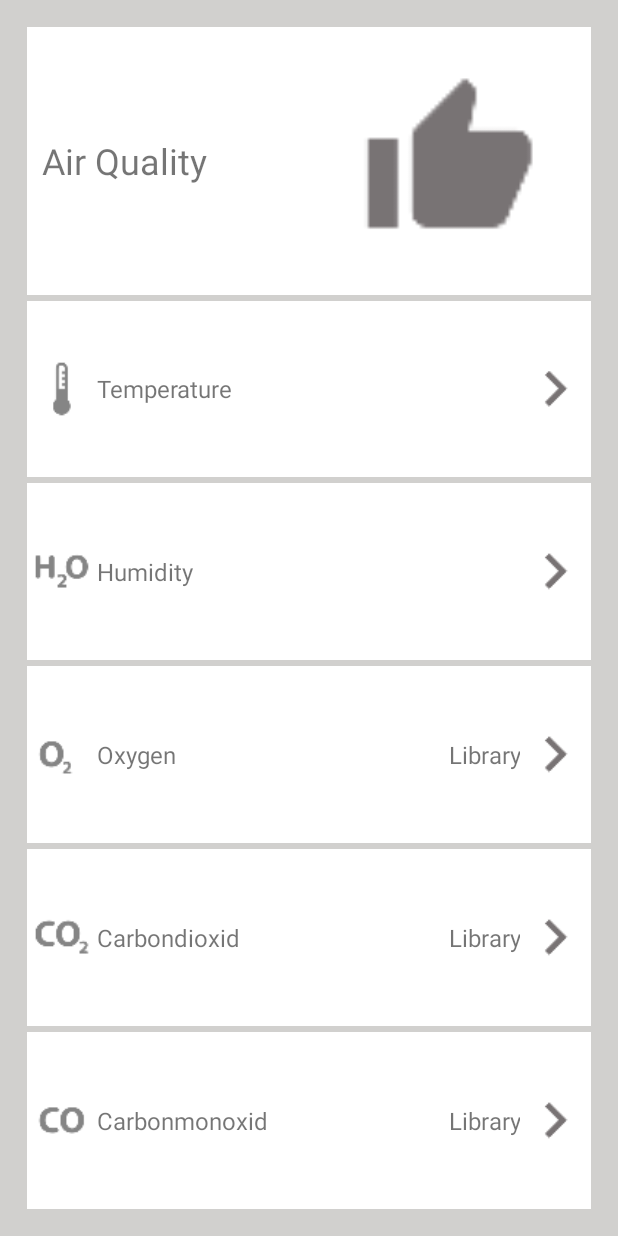
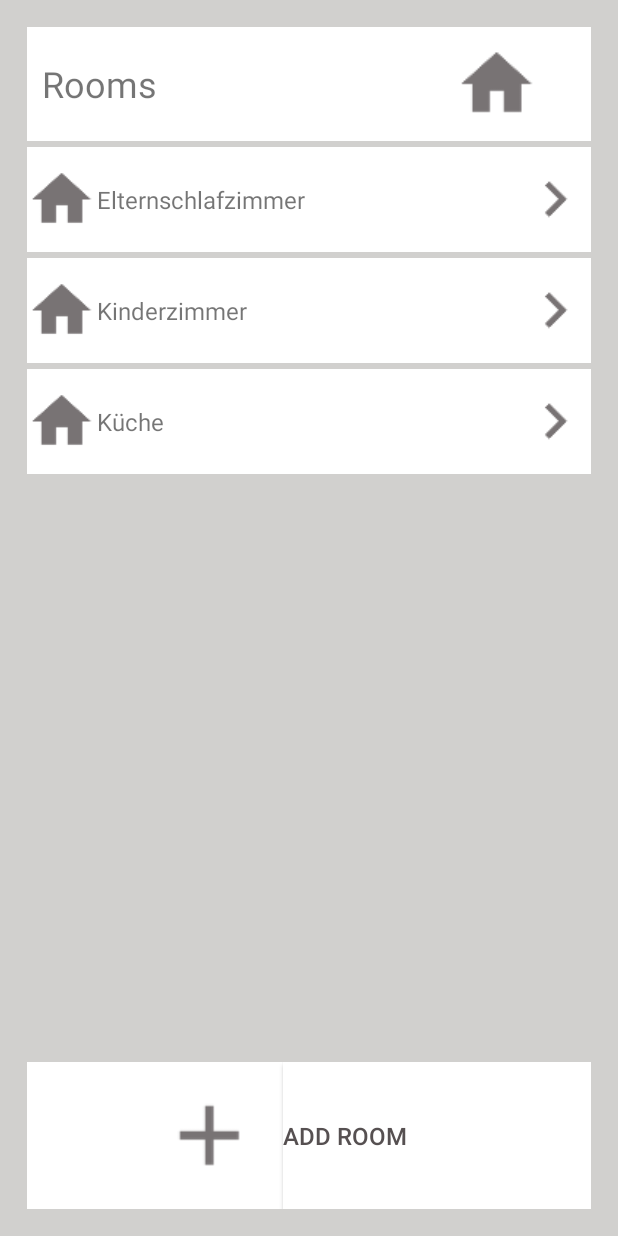
Before and after one commit to Louuiissaa/safeandsound, an Android app: the Room screen opened directly, with no data from a screen before it, on a phone screen of 412 x 824 dp. Run offline under Robolectric (Android 15) with nearby library versions, the phone set to English and light mode, and no system bars.

Commit message:
Rooms ohne Logik hinzugefügt

```diff
--- a/app/src/main/java/com/safeandsound/app/safeandsound/MainActivity.java
+++ b/app/src/main/java/com/safeandsound/app/safeandsound/MainActivity.java
@@ -42,6 +42,11 @@ public class MainActivity extends AppCompatActivity {
         startActivity(i);
     }
 
+    public void openRoomActivity(View view) {
+        Intent i = new Intent(MainActivity.this, Room.class);
+        startActivity(i);
+    }
+
     private void logout() {
         session.setLogin(false);
         // Zur LogIn Activity zurück zeigen
--- a/app/src/main/java/com/safeandsound/app/safeandsound/Room.java
+++ b/app/src/main/java/com/safeandsound/app/safeandsound/Room.java
@@ -13,6 +13,6 @@ public class Room extends FragmentActivity {
     @Override
     public void onCreate(Bundle savedInstanceState) {
         super.onCreate(savedInstanceState);
-        setContentView(R.layout.air_quality);
+        setContentView(R.layout.room);
     }
 }
--- a/app/src/main/res/layout/activity_main.xml
+++ b/app/src/main/res/layout/activity_main.xml
@@ -165,7 +165,7 @@
                     android:background="@color/white"
                     android:paddingTop="30dp"
                     android:scaleType="fitCenter"
-                    android:onClick="openLogInActivity"/>
+                    android:onClick="openRoomActivity"/>
                 <TextView
                     android:layout_width="match_parent"
                     android:layout_height="0dip"
@@ -176,7 +176,7 @@
                     android:gravity="top|center_horizontal"
                     android:text="@string/rooms"
                     android:textAlignment="gravity"
-                    android:onClick="openLogInActivity"/>
+                    android:onClick="openRoomActivity"/>
             </LinearLayout>
             <LinearLayout
                 android:layout_width="0dip"
--- /dev/null
+++ b/app/src/main/res/layout/room.xml
@@ -0,0 +1,196 @@
+<?xml version="1.0" encoding="utf-8"?>
+<RelativeLayout xmlns:android="http://schemas.android.com/apk/res/android"
+    xmlns:app="http://schemas.android.com/apk/res-auto"
+    xmlns:tools="http://schemas.android.com/tools"
+    android:id="@+id/activity_main"
+    android:layout_width="match_parent"
+    android:layout_height="match_parent"
+    android:paddingBottom="@dimen/activity_vertical_margin"
+    android:paddingLeft="@dimen/activity_horizontal_margin"
+    android:paddingRight="@dimen/activity_horizontal_margin"
+    android:paddingTop="@dimen/activity_vertical_margin"
+    android:background="@color/background_grey"
+    tools:context="com.safeandsound.app.safeandsound.Room">
+
+    <LinearLayout
+        android:orientation="vertical"
+        android:layout_width="match_parent"
+        android:layout_height="match_parent"
+        android:id="@+id/windowFirstLayout"
+        android:background="@color/background_grey"
+        android:isScrollContainer="true"
+        android:layout_alignParentTop="true"
+        android:layout_alignParentStart="true">
+
+        <LinearLayout
+            android:orientation="horizontal"
+            android:layout_width="match_parent"
+            android:layout_height="80dp">
+            <LinearLayout
+                android:orientation="horizontal"
+                android:layout_height="match_parent"
+                android:layout_width="0dip"
+                android:layout_weight="1"
+                android:layout_margin="2dp">
+
+                <TextView
+                    android:layout_width="0dip"
+                    android:layout_height="match_parent"
+                    android:layout_weight="2"
+                    android:background="@color/white"
+                    android:textSize="24sp"
+                    android:gravity="center_vertical|left"
+                    android:paddingLeft="10dip"
+                    android:text="@string/rooms"
+                    android:textAlignment="gravity" />
+                <ImageButton
+                    android:id="@+id/cameraButton"
+                    android:layout_width="0dip"
+                    android:layout_height="match_parent"
+                    android:layout_weight="1"
+                    android:src="@drawable/ic_house"
+                    android:padding="10dp"
+                    android:background="@color/white"
+                    android:scaleType="fitCenter" />
+            </LinearLayout>
+        </LinearLayout>
+
+        <ScrollView
+            android:layout_width="match_parent"
+            android:layout_height="0dip"
+            android:layout_weight="6"
+            android:fillViewport="true"
+            android:orientation="vertical" >
+            <LinearLayout
+                android:orientation="vertical"
+                android:layout_width="match_parent"
+                android:layout_height="0dip"
+                android:layout_weight="5"
+                android:id="@+id/windowButtonLayout">
+
+                <LinearLayout
+                    android:layout_width="match_parent"
+                    android:layout_height="70dip"
+                    android:orientation="horizontal"
+                    android:layout_margin="2dp">
+                    <ImageView
+                        android:layout_width="0dip"
+                        android:layout_height="match_parent"
+                        android:layout_weight="1"
+                        android:background="@color/white"
+                        android:src="@drawable/ic_house"/>
+                    <TextView
+                        android:layout_width="0dip"
+                        android:layout_height="match_parent"
+                        android:layout_weight="6"
+                        android:id="@+id/oxygenText"
+                        android:background="@color/white"
+                        android:textSize="16dip"
+                        android:gravity="center_vertical|left"
+                        android:text="Elternschlafzimmer"
+                        android:textAlignment="gravity" />
+                    <ImageView
+                        android:layout_width="0dip"
+                        android:layout_height="match_parent"
+                        android:layout_weight="1"
+                        android:src="@drawable/ic_next_page"
+                        android:background="@color/white"/>
+                </LinearLayout>
+                <LinearLayout
+                    android:layout_width="match_parent"
+                    android:layout_height="70dip"
+                    android:orientation="horizontal"
+                    android:layout_margin="2dp">
+                    <ImageView
+                        android:layout_width="0dip"
+                        android:layout_height="match_parent"
+                        android:layout_weight="1"
+                        android:background="@color/white"
+                        android:src="@drawable/ic_house"/>
+                    <TextView
+                        android:layout_width="0dip"
+                        android:layout_height="match_parent"
+                        android:layout_weight="6"
+                        android:id="@+id/humidityText"
+                        android:background="@color/white"
+                        android:textSize="16dip"
+                        android:gravity="center_vertical|left"
+                        android:text="Kinderzimmer"
+                        android:textAlignment="gravity"/>
+                    <ImageView
+                        android:layout_width="0dip"
+                        android:layout_height="match_parent"
+                        android:layout_weight="1"
+                        android:src="@drawable/ic_next_page"
+                        android:background="@color/white"/>
+                </LinearLayout>
+
+                <LinearLayout
+                    android:layout_width="match_parent"
+                    android:layout_height="70dip"
+                    android:orientation="horizontal"
+                    android:layout_margin="2dp">
+                    <ImageView
+                        android:layout_width="0dip"
+                        android:layout_height="match_parent"
+                        android:layout_weight="1"
+                        android:background="@color/white"
+                        android:src="@drawable/ic_house"/>
+                    <TextView
+                        android:layout_width="0dip"
+                        android:layout_height="match_parent"
+                        android:layout_weight="6"
+                        android:id="@+id/temperatureText"
+                        android:background="@color/white"
+                        android:textSize="16dip"
+                        android:gravity="center_vertical|left"
+                        android:text="Küche"
+                        android:textAlignment="gravity"/>
+                    <ImageView
+                        android:layout_width="0dip"
+                        android:layout_height="match_parent"
+                        android:layout_weight="1"
+                        android:src="@drawable/ic_next_page"
+                        android:background="@color/white"/>
+                </LinearLayout>
+            </LinearLayout>
+        </ScrollView>
+
+        <LinearLayout
+            android:orientation="horizontal"
+            android:layout_width="match_parent"
+            android:layout_height="0dp"
+            android:layout_weight="1">
+
+            <LinearLayout
+                android:layout_width="0dip"
+                android:layout_height="match_parent"
+                android:layout_weight="1"
+                android:orientation="horizontal"
+                android:layout_margin="2dp">
+                <ImageView
+                    android:layout_width="0dip"
+                    android:layout_height="match_parent"
+                    android:layout_weight="1"
+                    android:padding="15dip"
+                    android:background="@color/white"
+                    android:src="@drawable/ic_plus"
+                    android:scaleType="fitEnd"
+                    android:onClick="addWindow"/>
+                <Button
+                    android:layout_width="0dip"
+                    android:layout_height="match_parent"
+                    android:layout_weight="1.2"
+                    android:id="@+id/addRoomText"
+                    android:background="@color/white"
+                    android:textSize="16dip"
+                    android:gravity="center_vertical|left"
+                    android:text="Add Room"
+                    android:textColor="@color/greyIcons"
+                    android:textAlignment="gravity"
+                    android:onClick="addRoom"/>
+
+            </LinearLayout>
+        </LinearLayout>
+    </LinearLayout>
+</RelativeLayout>
--- a/app/src/main/res/values/strings.xml
+++ b/app/src/main/res/values/strings.xml
@@ -15,6 +15,9 @@
     <string name="kohlenstoffdioxid">Carbondioxid</string>
     <string name="sauerstoff">Oxygen</string>
     <string name="kohlenstoffmonoxid">Carbonmonoxid</string>
+
+    <!-- Rooms -->
+
 
     <!-- Settings -->
     <string name="logout">Log out</string>
```
Also changed, not shown: app/src/main/java/com/safeandsound/app/safeandsound/AppConfig.java (+9 -0 lines), app/src/main/java/com/safeandsound/app/safeandsound/SensorOverview.java (+69 -25 lines), app/src/main/res/layout/sensoroverview.xml (+4 -8 lines), app/src/main/res/layout/settings.xml (+8 -18 lines), 1 other file.
